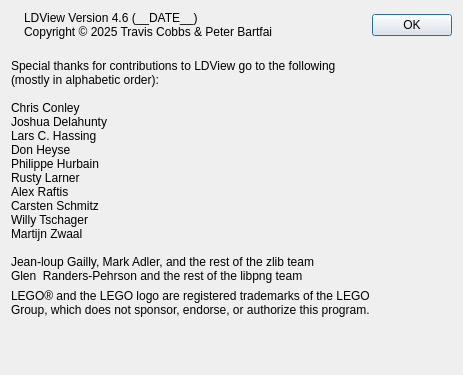
Before: the Qt Designer form QT/AboutPanel.ui in tcobbs/ldview, drawn with Qt 5.
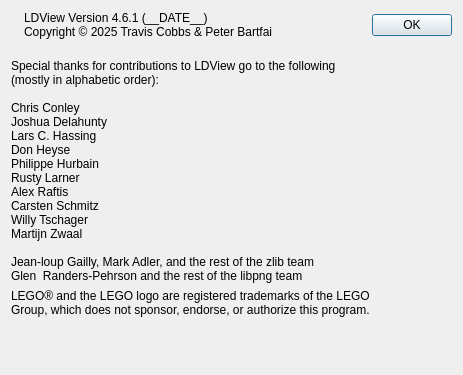
After: the same form once the commit is applied. Icons and pictures are not drawn.

The edit to the form file:
```diff
--- a/QT/AboutPanel.ui
+++ b/QT/AboutPanel.ui
@@ -82,7 +82,7 @@
                     </sizepolicy>
                   </property>
                   <property name="text">
-                    <string>LDView Version 4.6 (__DATE__)
+                    <string>LDView Version 4.6.1 (__DATE__)
 Copyright © 2025 Travis Cobbs &amp; Peter Bartfai</string>
                   </property>
                   <property name="textFormat">
```
